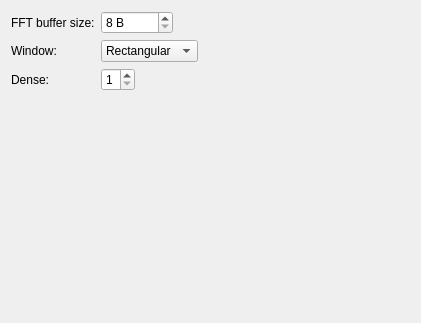
First picture: the form in config/fftwidget.ui, repository akupiec/specttt, before the edit.
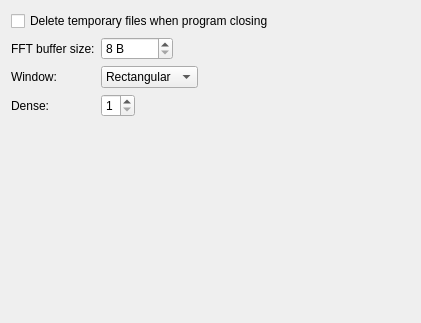
Second picture: the form after the edit.

Commit message: clear temp dir when closing

The edit to the form file:
```diff
--- a/config/fftwidget.ui
+++ b/config/fftwidget.ui
@@ -14,14 +14,30 @@
    <string>Form</string>
   </property>
   <layout class="QGridLayout" name="gridLayout">
-   <item row="1" column="0">
-    <widget class="QLabel" name="label_2">
+   <item row="3" column="0">
+    <widget class="QLabel" name="label_3">
      <property name="text">
-      <string>Window:</string>
+      <string>Dense:</string>
      </property>
     </widget>
    </item>
-   <item row="0" column="2">
+   <item row="3" column="1">
+    <widget class="QSpinBox" name="denseSpinBox">
+     <property name="sizePolicy">
+      <sizepolicy hsizetype="Maximum" vsizetype="Fixed">
+       <horstretch>0</horstretch>
+       <verstretch>0</verstretch>
+      </sizepolicy>
+     </property>
+     <property name="minimum">
+      <number>1</number>
+     </property>
+     <property name="maximum">
+      <number>6</number>
+     </property>
+    </widget>
+   </item>
+   <item row="1" column="2">
     <spacer name="horizontalSpacer">
      <property name="orientation">
       <enum>Qt::Horizontal</enum>
@@ -34,14 +50,7 @@
      </property>
     </spacer>
    </item>
-   <item row="0" column="0">
-    <widget class="QLabel" name="label">
-     <property name="text">
-      <string>FFT buffer size:</string>
-     </property>
-    </widget>
-   </item>
-   <item row="1" column="1">
+   <item row="2" column="1">
     <widget class="QComboBox" name="windowComboBox">
      <property name="sizePolicy">
       <sizepolicy hsizetype="Preferred" vsizetype="Maximum">
@@ -71,26 +80,7 @@
      </item>
     </widget>
    </item>
-   <item row="0" column="1">
-    <widget class="QSpinBox" name="bufferSizeSpinBox">
-     <property name="sizePolicy">
-      <sizepolicy hsizetype="Maximum" vsizetype="Fixed">
-       <horstretch>0</horstretch>
-       <verstretch>0</verstretch>
-      </sizepolicy>
-     </property>
-     <property name="suffix">
-      <string> B</string>
-     </property>
-     <property name="minimum">
-      <number>8</number>
-     </property>
-     <property name="maximum">
-      <number>32768</number>
-     </property>
-    </widget>
-   </item>
-   <item row="3" column="0">
+   <item row="4" column="0">
     <spacer name="verticalSpacer">
      <property name="orientation">
       <enum>Qt::Vertical</enum>
@@ -104,25 +94,42 @@
     </spacer>
    </item>
    <item row="2" column="0">
-    <widget class="QLabel" name="label_3">
+    <widget class="QLabel" name="label_2">
      <property name="text">
-      <string>Dense:</string>
+      <string>Window:</string>
      </property>
     </widget>
    </item>
-   <item row="2" column="1">
-    <widget class="QSpinBox" name="denseSpinBox">
+   <item row="1" column="0">
+    <widget class="QLabel" name="label">
+     <property name="text">
+      <string>FFT buffer size:</string>
+     </property>
+    </widget>
+   </item>
+   <item row="1" column="1">
+    <widget class="QSpinBox" name="bufferSizeSpinBox">
      <property name="sizePolicy">
       <sizepolicy hsizetype="Maximum" vsizetype="Fixed">
        <horstretch>0</horstretch>
        <verstretch>0</verstretch>
       </sizepolicy>
      </property>
+     <property name="suffix">
+      <string> B</string>
+     </property>
      <property name="minimum">
-      <number>1</number>
+      <number>8</number>
      </property>
      <property name="maximum">
-      <number>6</number>
+      <number>32768</number>
+     </property>
+    </widget>
+   </item>
+   <item row="0" column="0" colspan="3">
+    <widget class="QCheckBox" name="clearTempCheckBox">
+     <property name="text">
+      <string>Delete temporary files when program closing</string>
      </property>
     </widget>
    </item>
```
The commit also changes 5 other files.
